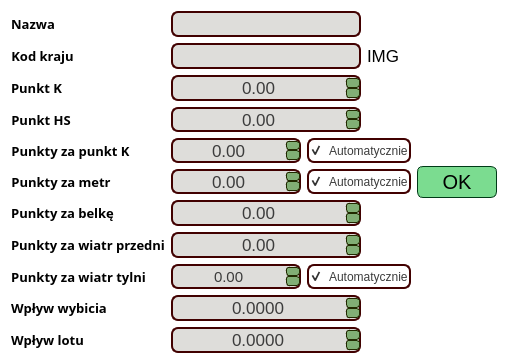
SiekamCebule/sj-sim, file source/UI/EditorWidgets/HillEditorWidget.ui: the form before one commit.
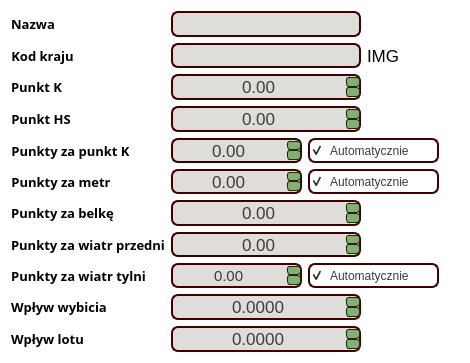
The form after the commit.

```diff
--- a/source/UI/EditorWidgets/HillEditorWidget.ui
+++ b/source/UI/EditorWidgets/HillEditorWidget.ui
@@ -9,8 +9,8 @@
    <rect>
     <x>0</x>
     <y>0</y>
-    <width>508</width>
-    <height>364</height>
+    <width>470</width>
+    <height>363</height>
    </rect>
   </property>
   <property name="font">
@@ -1045,55 +1045,6 @@
        </property>
       </spacer>
      </item>
-     <item>
-      <widget class="QPushButton" name="pushButton_submit">
-       <property name="minimumSize">
-        <size>
-         <width>80</width>
-         <height>32</height>
-        </size>
-       </property>
-       <property name="font">
-        <font>
-         <family>Ubuntu</family>
-         <pointsize>15</pointsize>
-        </font>
-       </property>
-       <property name="focusPolicy">
-        <enum>Qt::StrongFocus</enum>
-       </property>
-       <property name="styleSheet">
-        <string notr="true">QPushButton{
-border: 1px solid rgb(0, 59, 23);
-border-radius: 6px;
-color: rgb(0, 0, 0);
-background-color: rgb(123, 220, 144);
-}
-QPushButton:hover{
-background-color: rgb(153, 253, 174);
-}</string>
-       </property>
-       <property name="text">
-        <string>OK</string>
-       </property>
-       <property name="default">
-        <bool>true</bool>
-       </property>
-      </widget>
-     </item>
-     <item>
-      <spacer name="verticalSpacer_4">
-       <property name="orientation">
-        <enum>Qt::Vertical</enum>
-       </property>
-       <property name="sizeHint" stdset="0">
-        <size>
-         <width>20</width>
-         <height>40</height>
-        </size>
-       </property>
-      </spacer>
-     </item>
     </layout>
    </item>
   </layout>
```
